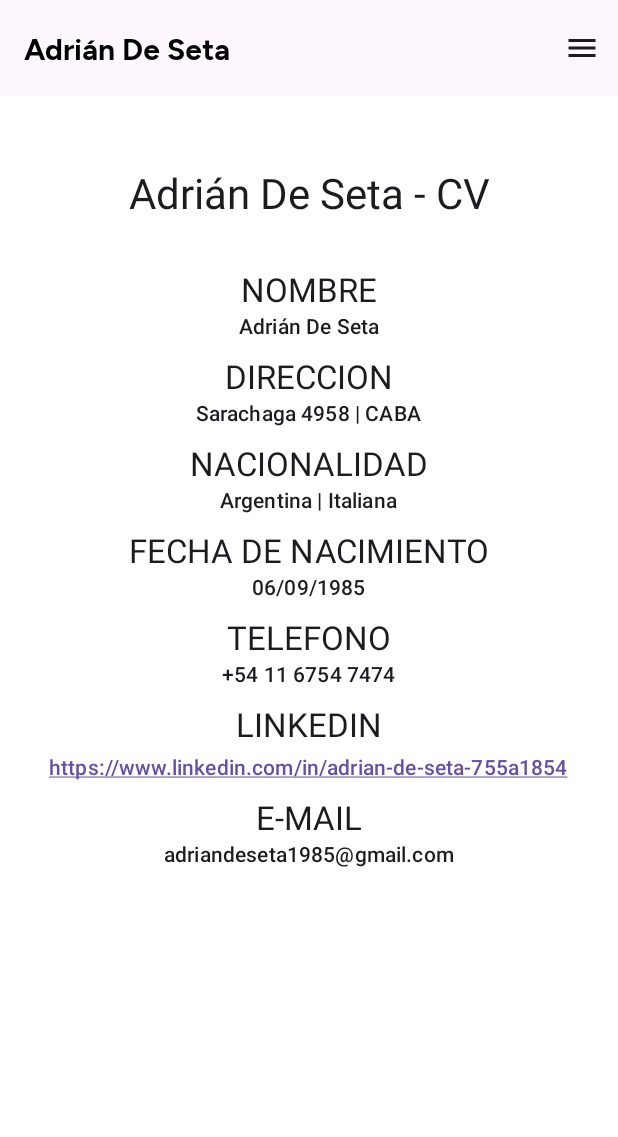
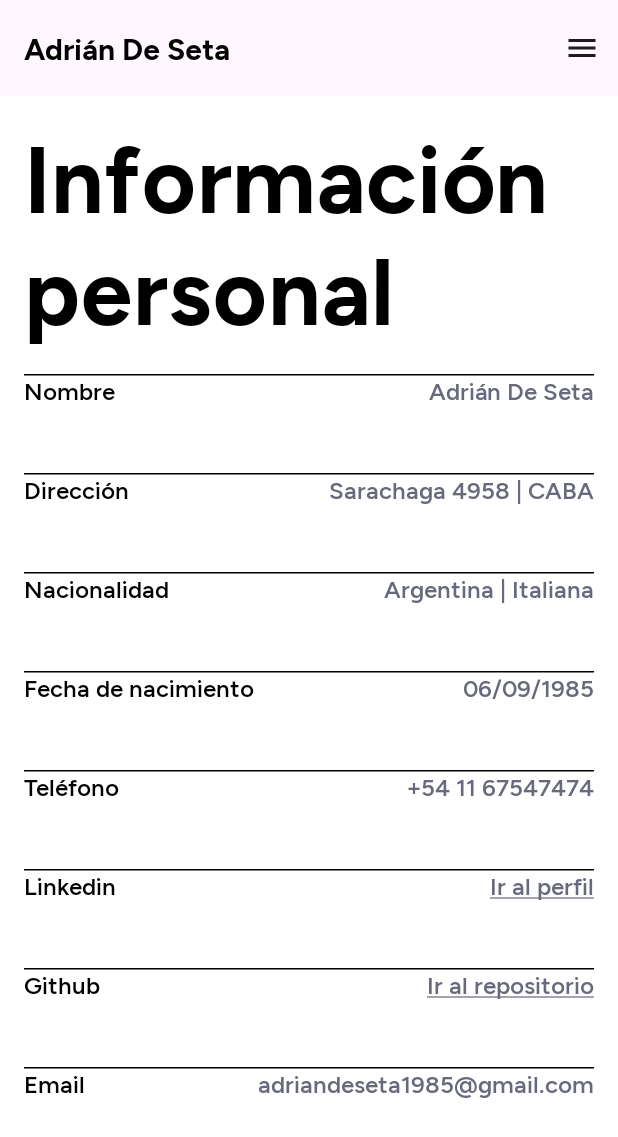
Before and after one commit to adriandeseta/AdrianDeSetaCV, an Android app built with Jetpack Compose: the PersonalDataScreen screen opened through its navigation route, on a phone screen of 412 x 824 dp. Shown: the top 1137 px of the screen. Run offline under Robolectric (Android 15) with nearby library versions, the phone set to English and light mode, and no system bars; our stand-ins replace Dagger/Hilt's generated code.

Commit message:
add personal data new ui

```diff
--- a/app/src/main/java/com/adriandeseta/cv/ui/adriandeseta/HomeScreen.kt
+++ b/app/src/main/java/com/adriandeseta/cv/ui/adriandeseta/HomeScreen.kt
@@ -59,7 +59,7 @@ fun HomeScreen(modifier: Modifier, navController: NavController) {
             modifier = Modifier.fillMaxWidth(),
             textAlign = TextAlign.Start,
             text = "Resumen",
-            fontSize = 70.sp
+            fontSize = 65.sp
         )
 
         Image(
--- /dev/null
+++ b/app/src/main/java/com/adriandeseta/cv/ui/adriandeseta/personaldata/PersonalDataItem.kt
@@ -0,0 +1,95 @@
+package com.adriandeseta.cv.ui.adriandeseta.personaldata
+
+import android.content.Intent
+import android.net.Uri
+import androidx.compose.foundation.background
+import androidx.compose.foundation.clickable
+import androidx.compose.foundation.layout.Arrangement
+import androidx.compose.foundation.layout.Column
+import androidx.compose.foundation.layout.Row
+import androidx.compose.foundation.layout.fillMaxWidth
+import androidx.compose.foundation.layout.height
+import androidx.compose.material3.HorizontalDivider
+import androidx.compose.runtime.Composable
+import androidx.compose.ui.Modifier
+import androidx.compose.ui.graphics.Color
+import androidx.compose.ui.platform.LocalContext
+import androidx.compose.ui.text.font.FontWeight
+import androidx.compose.ui.text.style.TextDecoration
+import androidx.compose.ui.unit.dp
+import androidx.compose.ui.unit.sp
+import com.adriandeseta.cv.ui.main.resources.CustomText
+import com.adriandeseta.cv.ui.theme.cv_text_grey
+
+@Composable
+fun PersonalDataItem(
+    title: String,
+    data: String
+) {
+    Column(
+        modifier = Modifier
+            .fillMaxWidth()
+            .height(66.dp)
+            .background(Color.White)
+    ) {
+        HorizontalDivider(color = Color.Black)
+
+        Row(
+            modifier = Modifier.fillMaxWidth(),
+            horizontalArrangement = Arrangement.SpaceBetween
+        ) {
+            CustomText(
+                text = title,
+                fontSize = 16.sp,
+                fontWeight = FontWeight.Medium
+            )
+            CustomText(
+                text = data,
+                fontSize = 16.sp,
+                fontWeight = FontWeight.Medium,
+                color = cv_text_grey
+            )
+
+        }
+    }
+}
+
+@Composable
+fun PersonalDataItemLink(
+    title: String,
+    data: String,
+    url:String
+) {
+    val context = LocalContext.current
+
+    Column(
+        modifier = Modifier
+            .fillMaxWidth()
+            .height(66.dp)
+            .background(Color.White)
+    ) {
+        HorizontalDivider(color = Color.Black)
+
+        Row(
+            modifier = Modifier.fillMaxWidth(),
+            horizontalArrangement = Arrangement.SpaceBetween
+        ) {
+            CustomText(
+                text = title,
+                fontSize = 16.sp,
+                fontWeight = FontWeight.Medium
+            )
+            CustomText(
+                text = data,
+                fontSize = 16.sp,
+                fontWeight = FontWeight.Medium,
+                modifier = Modifier.clickable {
+                    val intent = Intent(Intent.ACTION_VIEW, Uri.parse(url))
+                    context.startActivity(intent)
+                },
+                color = cv_text_grey,
+                textDecoration = TextDecoration.Underline
+            )
+        }
+    }
+}
--- a/app/src/main/java/com/adriandeseta/cv/ui/adriandeseta/personaldata/PersonalDataScreen.kt
+++ b/app/src/main/java/com/adriandeseta/cv/ui/adriandeseta/personaldata/PersonalDataScreen.kt
@@ -1,14 +1,21 @@
 package com.adriandeseta.cv.ui.adriandeseta.personaldata
 
+import android.content.Context
 import android.content.Intent
 import android.net.Uri
 import androidx.compose.foundation.background
 import androidx.compose.foundation.clickable
+import androidx.compose.foundation.layout.Arrangement
 import androidx.compose.foundation.layout.Column
+import androidx.compose.foundation.layout.Row
 import androidx.compose.foundation.layout.Spacer
 import androidx.compose.foundation.layout.fillMaxSize
+import androidx.compose.foundation.layout.fillMaxWidth
 import androidx.compose.foundation.layout.height
 import androidx.compose.foundation.layout.padding
+import androidx.compose.foundation.rememberScrollState
+import androidx.compose.foundation.verticalScroll
+import androidx.compose.material3.HorizontalDivider
 import androidx.compose.material3.MaterialTheme
 import androidx.compose.material3.Text
 import androidx.compose.runtime.Composable
@@ -17,117 +24,52 @@ import androidx.compose.ui.Modifier
 import androidx.compose.ui.graphics.Color
 import androidx.compose.ui.platform.LocalContext
 import androidx.compose.ui.text.AnnotatedString
+import androidx.compose.ui.text.SpanStyle
+import androidx.compose.ui.text.buildAnnotatedString
+import androidx.compose.ui.text.font.FontWeight
+import androidx.compose.ui.text.style.TextAlign
 import androidx.compose.ui.text.style.TextDecoration
+import androidx.compose.ui.text.withStyle
 import androidx.compose.ui.tooling.preview.Preview
 import androidx.compose.ui.unit.dp
+import androidx.compose.ui.unit.sp
 import androidx.navigation.NavController
 import androidx.navigation.compose.rememberNavController
+import com.adriandeseta.cv.ui.main.resources.BoldText
+import com.adriandeseta.cv.ui.main.resources.CustomText
+import com.adriandeseta.cv.ui.theme.cv_text_grey
 
 @Composable
 fun PersonalDataScreen(modifier: Modifier, navController: NavController) {
-
-    val context = LocalContext.current
-    val url = "https://www.linkedin.com/in/adrian-de-seta-755a1854"
 
     Column(
         modifier = Modifier
             .fillMaxSize()
             .background(Color.White)
-            .padding(16.dp),
+            .padding(16.dp)
+            .verticalScroll(rememberScrollState()),
         horizontalAlignment = Alignment.CenterHorizontally
-    )  {
+    ) {
 
-        Text(
-            text = "Adrián De Seta - CV",
-            style = MaterialTheme.typography.headlineMedium,
-            modifier = Modifier
-                .padding(vertical = 32.dp)
-                .align(Alignment.CenterHorizontally)
+        BoldText(
+            modifier = Modifier.fillMaxWidth(),
+            textAlign = TextAlign.Start,
+            text = "Información personal",
+            fontSize = 62.sp,
         )
-
-        Text(
-            text = "NOMBRE",
-            style = MaterialTheme.typography.titleLarge,
+        Spacer(Modifier.height(20.dp))
+        PersonalDataItem("Nombre", "Adrián De Seta")
+        PersonalDataItem("Dirección", "Sarachaga 4958 | CABA")
+        PersonalDataItem("Nacionalidad", "Argentina | Italiana")
+        PersonalDataItem("Fecha de nacimiento", "06/09/1985")
+        PersonalDataItem("Teléfono", "+54 11 67547474")
+        PersonalDataItemLink(
+            "Linkedin",
+            "Ir al perfil",
+            "https://www.linkedin.com/in/adrian-de-seta-755a1854"
         )
-        Text(
-            text = "Adrián De Seta",
-            style = MaterialTheme.typography.labelLarge,
-        )
-
-        Spacer(Modifier.height(10.dp))
-
-        Text(
-            text = "DIRECCION",
-            style = MaterialTheme.typography.titleLarge,
-        )
-        Text(
-            text = "Sarachaga 4958 | CABA",
-            style = MaterialTheme.typography.labelLarge,
-        )
-
-        Spacer(Modifier.height(10.dp))
-
-        Text(
-            text = "NACIONALIDAD",
-            style = MaterialTheme.typography.titleLarge,
-        )
-        Text(
-            text = "Argentina | Italiana",
-            style = MaterialTheme.typography.labelLarge,
-        )
-
-        Spacer(Modifier.height(10.dp))
-
-        Text(
-            text = "FECHA DE NACIMIENTO",
-            style = MaterialTheme.typography.titleLarge,
-        )
-        Text(
-            text = "06/09/1985",
-            style = MaterialTheme.typography.labelLarge,
-        )
-
-        Spacer(Modifier.height(10.dp))
-
-        Text(
-            text = "TELEFONO",
-            style = MaterialTheme.typography.titleLarge,
-        )
-        Text(
-            text = "+54 11 6754 7474",
-            style = MaterialTheme.typography.labelLarge,
-        )
-
-        Spacer(Modifier.height(10.dp))
-
-        Text(
-            text = "LINKEDIN",
-            style = MaterialTheme.typography.titleLarge,
-        )
-        Text(
-            text = AnnotatedString(url),
-            style = MaterialTheme.typography.labelLarge.copy(
-                color = MaterialTheme.colorScheme.primary,
-                textDecoration = TextDecoration.Underline
-            ),
-            modifier = Modifier
-                .padding(top = 4.dp)
-                .clickable {
-                    val intent = Intent(Intent.ACTION_VIEW, Uri.parse(url))
-                    context.startActivity(intent)
-                }
-        )
-
-        Spacer(Modifier.height(10.dp))
-
-        Text(
-            text = "E-MAIL",
-            style = MaterialTheme.typography.titleLarge,
-        )
-        Text(
-            text = "adriandeseta1985@gmail.com",
-            style = MaterialTheme.typography.labelLarge,
-        )
+        PersonalDataItemLink("Github", "Ir al repositorio", "https://github.com/adriandeseta")
+        PersonalDataItem("Email", "adriandeseta1985@gmail.com")
     }
 }
 
--- a/app/src/main/java/com/adriandeseta/cv/ui/main/CvApp.kt
+++ b/app/src/main/java/com/adriandeseta/cv/ui/main/CvApp.kt
@@ -153,8 +153,7 @@ fun DrawerContent(
             "perfil" to "Perfil",
             "experiencia" to "Experiencia",
             "habilidades" to "Habilidades",
-            "informacion" to "Información personal",
-            "home" to "Home"
+            "informacion" to "Información personal"
         ).forEach { (route, label) ->
             CustomText(
                 text = label,
--- a/app/src/main/java/com/adriandeseta/cv/ui/main/resources/TextUtils.kt
+++ b/app/src/main/java/com/adriandeseta/cv/ui/main/resources/TextUtils.kt
@@ -4,11 +4,13 @@ import androidx.compose.material3.Text
 import androidx.compose.runtime.Composable
 import androidx.compose.ui.Modifier
 import androidx.compose.ui.graphics.Color
+import androidx.compose.ui.text.AnnotatedString
 import androidx.compose.ui.text.TextStyle
 import androidx.compose.ui.text.font.Font
 import androidx.compose.ui.text.font.FontFamily
 import androidx.compose.ui.text.font.FontWeight
 import androidx.compose.ui.text.style.TextAlign
+import androidx.compose.ui.text.style.TextDecoration
 import androidx.compose.ui.unit.TextUnit
 import androidx.compose.ui.unit.sp
 import com.adriandeseta.cv.R
@@ -38,6 +40,29 @@ fun CustomText(
     fontSize: TextUnit = 16.sp,
     color: Color = Color.Black,
     fontWeight: FontWeight = FontWeight.Normal,
+    style: TextStyle = TextStyle.Default,
+    textDecoration: TextDecoration = TextDecoration.None
+) {
+    Text(
+        text = text,
+        modifier = modifier,
+        color = color,
+        fontSize = fontSize,
+        textAlign = textAlign,
+        fontFamily = figtreeFontFamily,
+        fontWeight = fontWeight,
+        style = style,
+        textDecoration = textDecoration
+    )
+}
+@Composable
+fun CustomTextLink(
+    modifier: Modifier = Modifier,
+    text: AnnotatedString,
+    textAlign: TextAlign = TextAlign.Start,
+    fontSize: TextUnit = 16.sp,
+    color: Color = Color.Black,
+    fontWeight: FontWeight = FontWeight.Normal,
     style: TextStyle = TextStyle.Default
 ) {
     Text(
@@ -51,7 +76,6 @@ fun CustomText(
         style = style
     )
 }
-
 // Versiones específicas (opcionales, para conveniencia)
 @Composable
 fun NormalText(
--- a/app/src/main/java/com/adriandeseta/cv/ui/theme/Color.kt
+++ b/app/src/main/java/com/adriandeseta/cv/ui/theme/Color.kt
@@ -5,3 +5,4 @@ import androidx.compose.ui.graphics.Color
 val cv_dark_grey = Color(0xFF2E3C41)
 val cv_light_grey = Color(0xFFC9CCC0)
 val cv_medium_grey = Color(0xFFBDBEAE)
+val cv_text_grey = Color(0xFF67697C)
```
Also changed, not shown: app/src/main/java/com/adriandeseta/cv/ui/adriandeseta/experience/ExperienceItem.kt (+53 -21 lines), app/src/main/java/com/adriandeseta/cv/ui/adriandeseta/experience/ExperienceScreen.kt (+13 -9 lines).
